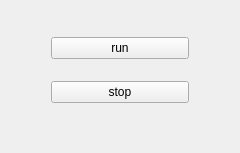
tamago117/control_panel_plugin, file src/ui/mode_select.ui: the form before one commit.
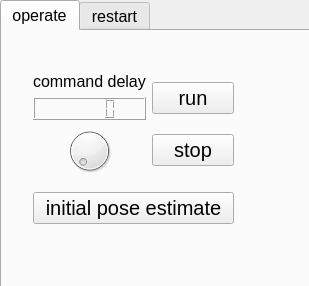
The form after the commit.

```diff
--- a/src/ui/mode_select.ui
+++ b/src/ui/mode_select.ui
@@ -6,38 +6,194 @@
    <rect>
     <x>0</x>
     <y>0</y>
-    <width>240</width>
-    <height>153</height>
+    <width>309</width>
+    <height>286</height>
    </rect>
   </property>
   <property name="windowTitle">
    <string>mode_select</string>
   </property>
-  <widget class="QWidget" name="verticalLayoutWidget">
+  <widget class="QTabWidget" name="tabWidget">
    <property name="geometry">
     <rect>
-     <x>40</x>
-     <y>10</y>
-     <width>160</width>
-     <height>121</height>
+     <x>0</x>
+     <y>0</y>
+     <width>311</width>
+     <height>291</height>
     </rect>
    </property>
-   <layout class="QVBoxLayout" name="verticalLayout">
-    <item>
-     <widget class="QPushButton" name="run">
-      <property name="text">
-       <string>run</string>
-      </property>
-     </widget>
-    </item>
-    <item>
-     <widget class="QPushButton" name="stop">
-      <property name="text">
-       <string>stop</string>
-      </property>
-     </widget>
-    </item>
-   </layout>
+   <property name="font">
+    <font>
+     <pointsize>12</pointsize>
+    </font>
+   </property>
+   <property name="currentIndex">
+    <number>0</number>
+   </property>
+   <widget class="QWidget" name="standart_tab">
+    <attribute name="title">
+     <string>operate</string>
+    </attribute>
+    <widget class="QWidget" name="verticalLayoutWidget_2">
+     <property name="geometry">
+      <rect>
+       <x>20</x>
+       <y>20</y>
+       <width>223</width>
+       <height>195</height>
+      </rect>
+     </property>
+     <layout class="QVBoxLayout" name="verticalLayout_3">
+      <item>
+       <layout class="QHBoxLayout" name="horizontalLayout">
+        <item>
+         <layout class="QVBoxLayout" name="verticalLayout_2">
+          <item>
+           <widget class="QLabel" name="label_3">
+            <property name="text">
+             <string>command delay</string>
+            </property>
+           </widget>
+          </item>
+          <item>
+           <widget class="QLCDNumber" name="lcdNumber_delay"/>
+          </item>
+          <item>
+           <widget class="QDial" name="dial_delay">
+            <property name="maximum">
+             <number>10</number>
+            </property>
+           </widget>
+          </item>
+         </layout>
+        </item>
+        <item>
+         <layout class="QVBoxLayout" name="verticalLayout" stretch="0,0">
+          <property name="spacing">
+           <number>10</number>
+          </property>
+          <property name="sizeConstraint">
+           <enum>QLayout::SetDefaultConstraint</enum>
+          </property>
+          <item>
+           <widget class="QPushButton" name="run">
+            <property name="font">
+             <font>
+              <pointsize>15</pointsize>
+             </font>
+            </property>
+            <property name="text">
+             <string>run</string>
+            </property>
+            <property name="iconSize">
+             <size>
+              <width>16</width>
+              <height>16</height>
+             </size>
+            </property>
+           </widget>
+          </item>
+          <item>
+           <widget class="QPushButton" name="stop">
+            <property name="font">
+             <font>
+              <pointsize>15</pointsize>
+             </font>
+            </property>
+            <property name="text">
+             <string>stop</string>
+            </property>
+           </widget>
+          </item>
+         </layout>
+        </item>
+       </layout>
+      </item>
+      <item>
+       <widget class="QPushButton" name="poseEstimate">
+        <property name="font">
+         <font>
+          <pointsize>15</pointsize>
+         </font>
+        </property>
+        <property name="text">
+         <string>initial pose estimate</string>
+        </property>
+       </widget>
+      </item>
+     </layout>
+    </widget>
+   </widget>
+   <widget class="QWidget" name="restart_tab">
+    <attribute name="title">
+     <string>restart</string>
+    </attribute>
+    <widget class="QWidget" name="verticalLayoutWidget_3">
+     <property name="geometry">
+      <rect>
+       <x>20</x>
+       <y>50</y>
+       <width>258</width>
+       <height>123</height>
+      </rect>
+     </property>
+     <layout class="QVBoxLayout" name="verticalLayout_4">
+      <item>
+       <layout class="QHBoxLayout" name="horizontalLayout_2">
+        <item>
+         <layout class="QVBoxLayout" name="verticalLayout_5">
+          <item>
+           <widget class="QLabel" name="label_2">
+            <property name="text">
+             <string>way point number</string>
+            </property>
+           </widget>
+          </item>
+          <item>
+           <widget class="QSpinBox" name="spinBox_wayPoint"/>
+          </item>
+         </layout>
+        </item>
+        <item>
+         <widget class="QPushButton" name="restart">
+          <property name="font">
+           <font>
+            <pointsize>15</pointsize>
+           </font>
+          </property>
+          <property name="text">
+           <string>restart</string>
+          </property>
+         </widget>
+        </item>
+       </layout>
+      </item>
+      <item>
+       <spacer name="verticalSpacer">
+        <property name="orientation">
+         <enum>Qt::Vertical</enum>
+        </property>
+        <property name="sizeHint" stdset="0">
+         <size>
+          <width>20</width>
+          <height>40</height>
+         </size>
+        </property>
+       </spacer>
+      </item>
+      <item>
+       <widget class="QLabel" name="label">
+        <property name="text">
+         <string>way point number topic</string>
+        </property>
+       </widget>
+      </item>
+      <item>
+       <widget class="QLineEdit" name="lineEdit_wpTopic"/>
+      </item>
+     </layout>
+    </widget>
+   </widget>
   </widget>
  </widget>
  <layoutdefault spacing="6" margin="11"/>
```
